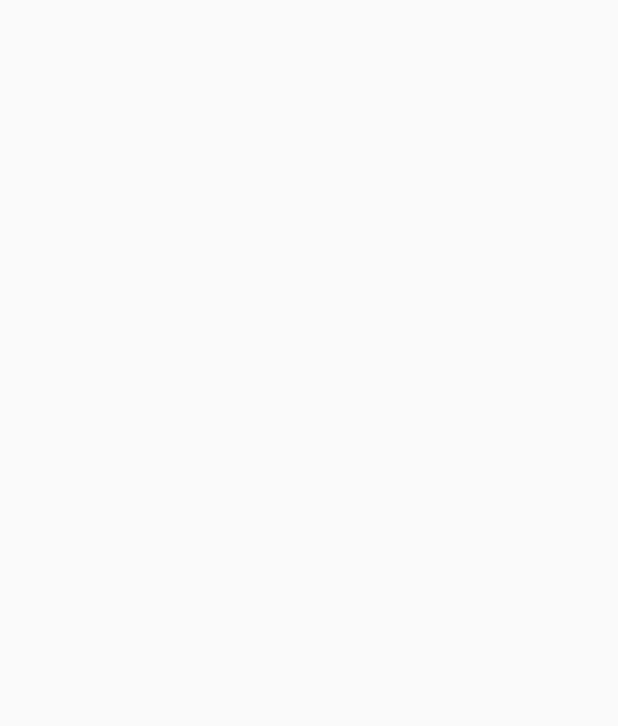
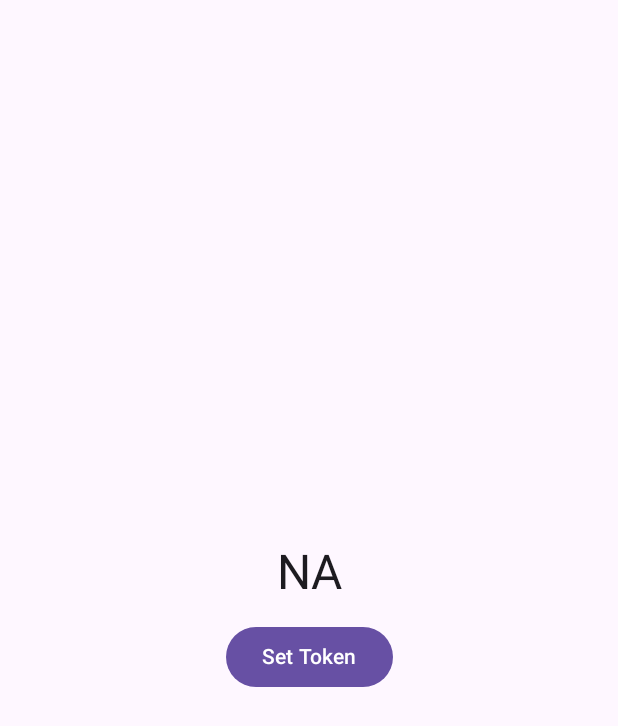
Before and after one commit to deepak252/AndroidJetpackCompose, an Android app built with Jetpack Compose: the screen it shows after launch (MainActivity), on a phone screen of 412 x 824 dp. Before the commit the part shown is empty. Shown: the top 726 px of the screen. Run offline under Robolectric (Android 15) with nearby library versions, the phone set to English and light mode, and no system bars; our stand-ins replace Dagger/Hilt's generated code.

Commit message:
Preferences Datastore with Hilt, MVVM

```diff
--- a/app/build.gradle
+++ b/app/build.gradle
@@ -1,6 +1,8 @@
 plugins {
     id 'com.android.application'
     id 'org.jetbrains.kotlin.android'
+    id 'kotlin-kapt'
+    id 'com.google.dagger.hilt.android'
 }
 
 android {
@@ -67,4 +69,13 @@ dependencies {
     androidTestImplementation 'androidx.compose.ui:ui-test-junit4'
     debugImplementation 'androidx.compose.ui:ui-tooling'
     debugImplementation 'androidx.compose.ui:ui-test-manifest'
+
+    implementation "androidx.datastore:datastore-preferences:1.0.0"
+
+    //    https://developer.android.com/training/dependency-injection/hilt-android#groovy
+    implementation "com.google.dagger:hilt-android:2.44"
+    kapt "com.google.dagger:hilt-compiler:2.44"
+//    https://developer.android.com/jetpack/compose/libraries#hilt-navigation
+    implementation 'androidx.hilt:hilt-navigation-compose:1.0.0'
+    kapt "androidx.hilt:hilt-compiler:1.0.0"
 }
--- a/app/src/main/AndroidManifest.xml
+++ b/app/src/main/AndroidManifest.xml
@@ -3,6 +3,7 @@
     xmlns:tools="http://schemas.android.com/tools">
 
     <application
+        android:name=".DataStoreApp"
         android:allowBackup="true"
         android:dataExtractionRules="@xml/data_extraction_rules"
         android:fullBackupContent="@xml/backup_rules"
--- /dev/null
+++ b/app/src/main/java/com/example/jetpackcomposeapp/DataStoreApp.kt
@@ -0,0 +1,8 @@
+package com.example.jetpackcomposeapp
+
+import android.app.Application
+import dagger.hilt.android.HiltAndroidApp
+
+@HiltAndroidApp
+class DataStoreApp : Application(){
+}
--- a/app/src/main/java/com/example/jetpackcomposeapp/MainActivity.kt
+++ b/app/src/main/java/com/example/jetpackcomposeapp/MainActivity.kt
@@ -10,13 +10,16 @@ import androidx.compose.material3.Text
 import androidx.compose.runtime.Composable
 import androidx.compose.ui.Modifier
 import androidx.compose.ui.tooling.preview.Preview
+import com.example.jetpackcomposeapp.presentation.HomeScreen
 import com.example.jetpackcomposeapp.ui.theme.JetpackComposeAppTheme
+import dagger.hilt.android.AndroidEntryPoint
 
+@AndroidEntryPoint
 class MainActivity : ComponentActivity() {
     override fun onCreate(savedInstanceState: Bundle?) {
         super.onCreate(savedInstanceState)
         setContent {
-
+            HomeScreen()
         }
     }
 }
--- /dev/null
+++ b/app/src/main/java/com/example/jetpackcomposeapp/data/UserPrefsRepository.kt
@@ -0,0 +1,36 @@
+package com.example.jetpackcomposeapp.data
+
+import android.util.Log
+import androidx.datastore.core.DataStore
+import androidx.datastore.preferences.core.Preferences
+import androidx.datastore.preferences.core.edit
+import androidx.datastore.preferences.core.emptyPreferences
+import androidx.datastore.preferences.core.stringPreferencesKey
+import kotlinx.coroutines.flow.Flow
+import kotlinx.coroutines.flow.catch
+import kotlinx.coroutines.flow.map
+import javax.inject.Inject
+
+class UserPrefsRepository @Inject constructor(
+    private val dataStore: DataStore<Preferences>
+) {
+    private object PreferencesKey{
+        val userToken  = stringPreferencesKey("user_token")
+    }
+
+    suspend fun setToken(token: String) {
+        dataStore.edit { preferences ->
+            preferences[PreferencesKey.userToken] = token
+        }
+    }
+
+    val getToken : Flow<String> = dataStore.data
+        .catch {
+            if(this is Exception){
+                Log.d("MyTag", "getToken Exception : ${this.message}")
+                emit(emptyPreferences())
+            }
+        }.map { preference->
+            preference[PreferencesKey.userToken ] ?: "NA"
+        }
+}
--- /dev/null
+++ b/app/src/main/java/com/example/jetpackcomposeapp/di/AppModule.kt
@@ -0,0 +1,52 @@
+package com.example.jetpackcomposeapp.di
+
+import android.content.Context
+import androidx.datastore.core.DataStore
+import androidx.datastore.core.DataStoreFactory
+import androidx.datastore.core.handlers.ReplaceFileCorruptionHandler
+import androidx.datastore.preferences.SharedPreferencesMigration
+import androidx.datastore.preferences.core.PreferenceDataStoreFactory
+import androidx.datastore.preferences.core.Preferences
+import androidx.datastore.preferences.core.emptyPreferences
+import androidx.datastore.preferences.preferencesDataStore
+import androidx.datastore.preferences.preferencesDataStoreFile
+import com.example.jetpackcomposeapp.data.UserPrefsRepository
+import dagger.Module
+import dagger.Provides
+import dagger.hilt.InstallIn
+import dagger.hilt.android.qualifiers.ApplicationContext
+import dagger.hilt.components.SingletonComponent
+import kotlinx.coroutines.CoroutineScope
+import kotlinx.coroutines.Dispatchers
+import kotlinx.coroutines.SupervisorJob
+import javax.inject.Singleton
+
+//val Context.userDataStore: DataStore<Preferences> by preferencesDataStore(
+//    // just my preference of naming including the package name
+//    name = "com.example.myappname.user_preferences"
+//)
+
+private const val USER_PREFERENCES = "user_preferences"
+
+
+@Module
+@InstallIn(SingletonComponent::class)
+object AppModule {
+    @Singleton
+    @Provides
+    fun providePreferencesDataStore(@ApplicationContext appContext : Context) : DataStore<Preferences>{
+        return PreferenceDataStoreFactory.create(
+            corruptionHandler = ReplaceFileCorruptionHandler(
+                produceNewData = { emptyPreferences() }
+            ),
+            migrations = listOf(SharedPreferencesMigration(appContext,USER_PREFERENCES)),
+            scope = CoroutineScope(Dispatchers.IO + SupervisorJob()),
+            produceFile = { appContext.preferencesDataStoreFile(USER_PREFERENCES) }
+        )
+    }
+
+    @Singleton
+    @Provides
+    fun provideUserPrefsRepository(dataStore: DataStore<Preferences>) : UserPrefsRepository =
+        UserPrefsRepository(dataStore)
+}
--- /dev/null
+++ b/app/src/main/java/com/example/jetpackcomposeapp/presentation/HomeScreen.kt
@@ -0,0 +1,59 @@
+package com.example.jetpackcomposeapp.presentation
+
+import androidx.compose.foundation.layout.Arrangement
+import androidx.compose.foundation.layout.Box
+import androidx.compose.foundation.layout.Column
+import androidx.compose.foundation.layout.Spacer
+import androidx.compose.foundation.layout.fillMaxSize
+import androidx.compose.foundation.layout.height
+import androidx.compose.foundation.layout.padding
+import androidx.compose.material3.Button
+import androidx.compose.material3.MaterialTheme
+import androidx.compose.material3.Scaffold
+import androidx.compose.material3.Text
+import androidx.compose.runtime.Composable
+import androidx.compose.runtime.getValue
+import androidx.compose.runtime.collectAsState
+import androidx.compose.ui.Alignment
+import androidx.compose.ui.Modifier
+import androidx.compose.ui.unit.dp
+import androidx.hilt.navigation.compose.hiltViewModel
+
+@Composable
+fun HomeScreen(
+    homeViewModel: HomeViewModel = hiltViewModel()
+) {
+    return Scaffold() { paddingValues ->
+        Box(
+            modifier = Modifier
+                .fillMaxSize()
+                .padding(paddingValues),
+            contentAlignment = Alignment.Center
+        ) {
+            Column(
+                horizontalAlignment = Alignment.CenterHorizontally,
+                verticalArrangement = Arrangement.Center
+            ) {
+                Text(
+                    text = homeViewModel.token,
+                    style = MaterialTheme.typography.headlineLarge
+                )
+                // Method 2 : Using Flow.collectAsState
+//                Text(
+//                    text = homeViewModel.getToken().collectAsState("Initial Value").value,
+//                    style = MaterialTheme.typography.headlineLarge
+//                )
+                Spacer(modifier = Modifier.height(12.dp))
+                Button(
+                    onClick = {
+                        val rnd = (1000..10000).random()
+                        homeViewModel.updateToken("$rnd")
+                    }
+                ) {
+                    Text(text = "Set Token")
+                }
+            }
+        }
+
+    }
+}
--- /dev/null
+++ b/app/src/main/java/com/example/jetpackcomposeapp/presentation/HomeViewModel.kt
@@ -0,0 +1,38 @@
+package com.example.jetpackcomposeapp.presentation
+
+import androidx.compose.runtime.mutableStateOf
+import androidx.compose.runtime.getValue
+import androidx.compose.runtime.setValue
+import androidx.lifecycle.ViewModel
+import androidx.lifecycle.viewModelScope
+import com.example.jetpackcomposeapp.data.UserPrefsRepository
+import dagger.hilt.android.lifecycle.HiltViewModel
+import kotlinx.coroutines.flow.Flow
+import kotlinx.coroutines.flow.collect
+import kotlinx.coroutines.launch
+import javax.inject.Inject
+
+@HiltViewModel
+class HomeViewModel @Inject constructor(
+    private val userPrefsRepository: UserPrefsRepository
+) : ViewModel() {
+    var token by mutableStateOf("")
+        private set
+
+    init {
+        viewModelScope.launch {
+            userPrefsRepository.getToken.collect{
+                token = it
+            }
+        }
+    }
+
+    fun updateToken(token : String){
+        viewModelScope.launch {
+            userPrefsRepository.setToken(token)
+        }
+    }
+    // Method 2
+//    fun getToken(): Flow<String> = userPrefsRepository.getToken
+
+}
--- a/app/src/main/res/values/themes.xml
+++ b/app/src/main/res/values/themes.xml
@@ -1,5 +1,7 @@
 <?xml version="1.0" encoding="utf-8"?>
-<resources>
+<resources xmlns:tools="http://schemas.android.com/tools">
 
-    <style name="Theme.JetpackComposeApp" parent="android:Theme.Material.Light.NoActionBar" />
+    <style name="Theme.JetpackComposeApp" parent="android:Theme.Material.Light.NoActionBar" >
+        <item name="android:forceDarkAllowed" tools:targetApi="q">false</item>
+    </style>
 </resources>
--- a/build.gradle
+++ b/build.gradle
@@ -3,4 +3,5 @@ plugins {
     id 'com.android.application' version '8.0.0' apply false
     id 'com.android.library' version '8.0.0' apply false
     id 'org.jetbrains.kotlin.android' version '1.7.20' apply false
+    id 'com.google.dagger.hilt.android' version '2.44' apply false
 }
```
